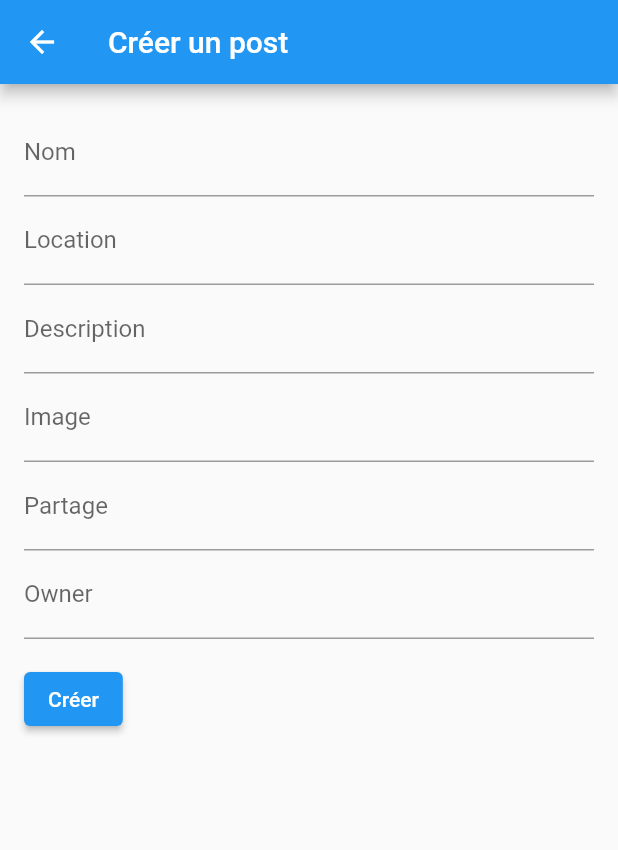
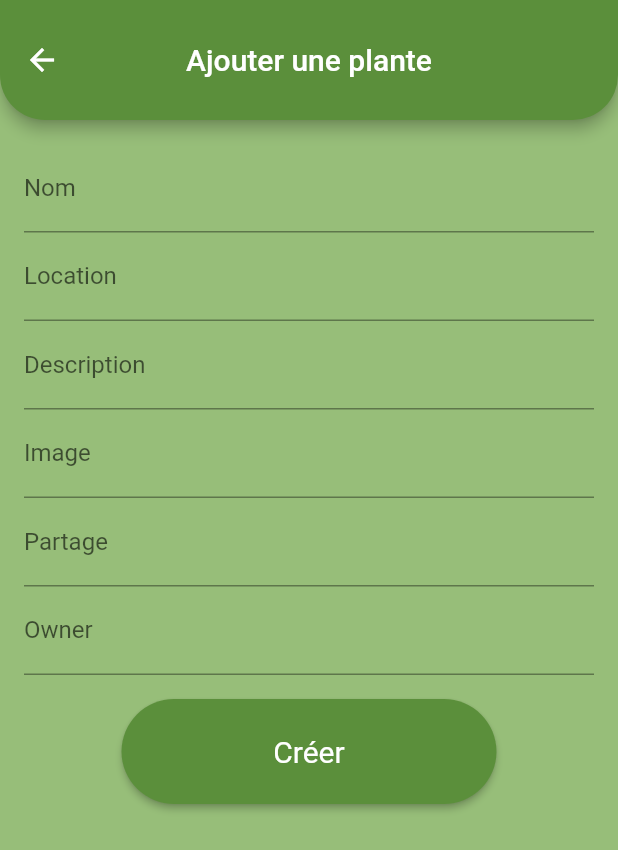
Before and after one commit to bambouzelle/MSPR, a Flutter app: the CreatePlantPage screen opened directly, on a phone screen of 412 x 824 dp. Shown: the top 850 px of the screen. Run offline on Flutter 3.47's test engine with Material 2 defaults, Android fonts, the light colour scheme and no system bars; network calls fail.

Commit message:
design interface complete

```diff
--- a/frontend/lib/screens/create_plant_page.dart
+++ b/frontend/lib/screens/create_plant_page.dart
@@ -39,8 +39,17 @@ class _CreatePlantPageState extends State<CreatePlantPage> {
   @override
   Widget build(BuildContext context) {
     return Scaffold(
+      backgroundColor: const Color(0XFF97be79),
       appBar: AppBar(
-        title: const Text('Créer un post'),
+        toolbarHeight: 80,
+        centerTitle: true,
+        title: const Text("Ajouter une plante"),
+        shape: const RoundedRectangleBorder(
+          borderRadius: BorderRadius.vertical(
+            bottom: Radius.circular(30),
+          ),
+        ),
+        backgroundColor: const Color(0XFF5b8f3b),
       ),
       body: Padding(
         padding: const EdgeInsets.all(16.0),
@@ -123,10 +132,21 @@ class _CreatePlantPageState extends State<CreatePlantPage> {
                 },
               ),
               const SizedBox(height: 16),
-              ElevatedButton(
-                onPressed: _submitForm,
-                child: const Text('Créer'),
-              ),
+              Center(
+                child: ElevatedButton(
+                  onPressed: _submitForm,
+                  style: ElevatedButton.styleFrom(
+                    textStyle:
+                        const TextStyle(fontSize: 20, color: Colors.white),
+                    backgroundColor: const Color(0XFF5b8f3b),
+                    minimumSize: const Size(250, 70),
+                    shape: RoundedRectangleBorder(
+                      borderRadius: BorderRadius.circular(50),
+                    ),
+                  ),
+                  child: const Text('Créer'),
+                ),
+              )
             ],
           ),
         ),
```
Also changed, not shown: frontend/lib/screens/annonce_details_page.dart (+6 -6 lines), frontend/lib/screens/create_reservation_page.dart (+24 -4 lines), frontend/lib/screens/home_page.dart (+11 -1 lines), frontend/lib/screens/my_plant.dart (+21 -1 lines).
